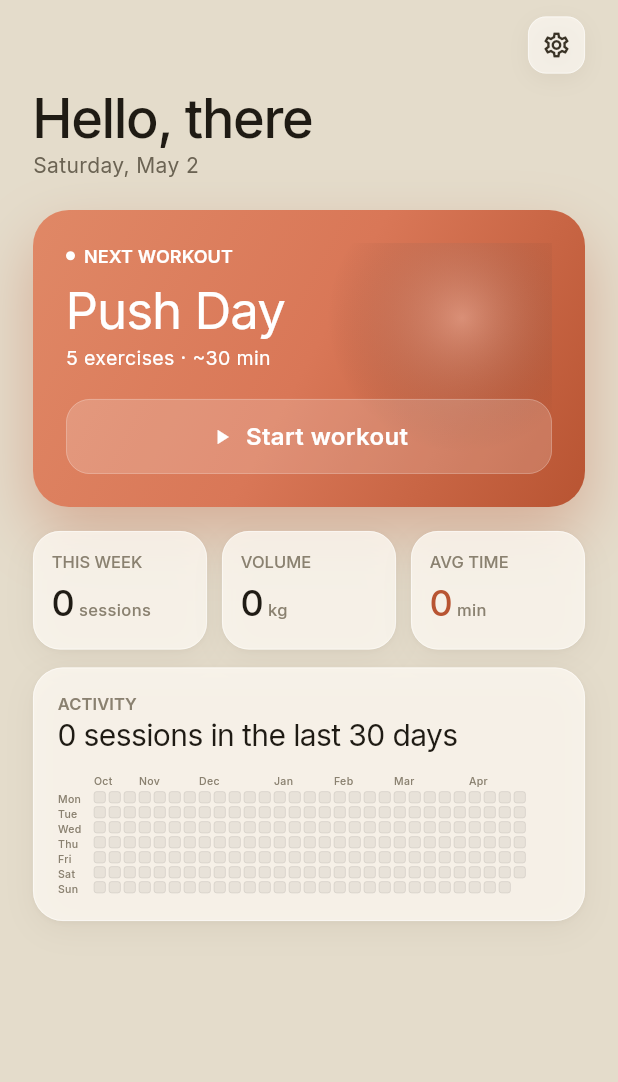
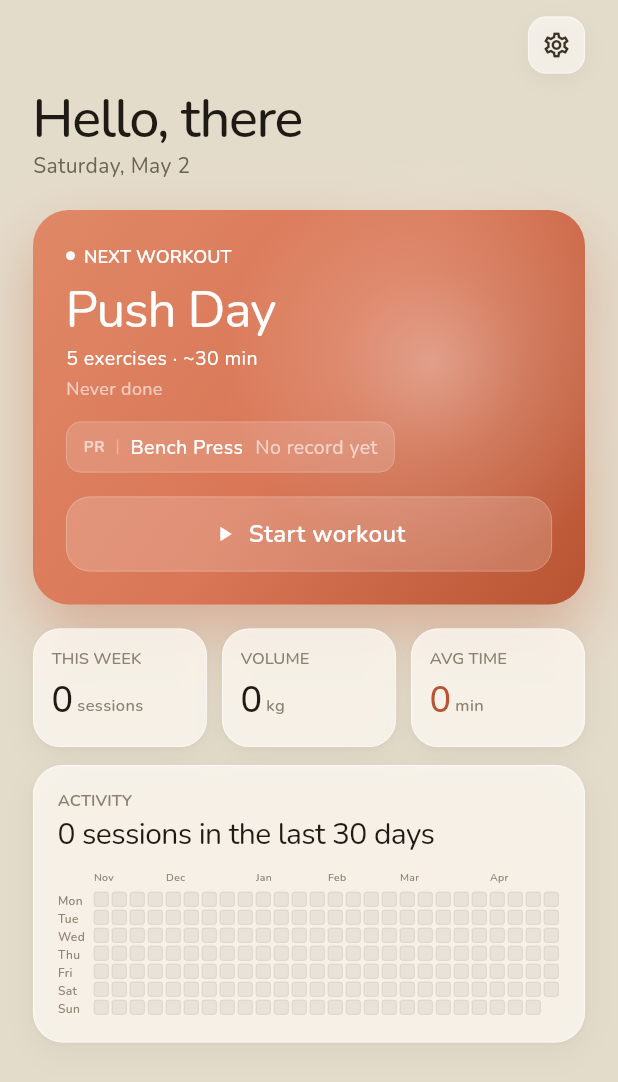
Before and after one commit to CarLos4475/Versatile, a Flutter app: the HomeScreen screen opened directly, on a phone screen of 412 x 824 dp. Shown: the top 1082 px of the screen. Run offline on Flutter 3.47's test engine with Material 3 defaults, Android fonts, the phone set to English and light mode, and no system bars; our stand-ins replace file_picker, flutter_riverpod, google_fonts, share_plus, sqflite; accounts and stored records are empty.

Commit message:
Ajustes esticos, mejora de la card de home view, ya sirve de algo

```diff
--- a/lib/core/theme/app_theme.dart
+++ b/lib/core/theme/app_theme.dart
@@ -16,7 +16,7 @@ class AppTheme {
         surface: AppColors.bgApp,
         onSurface: AppColors.ink900,
       ),
-      textTheme: GoogleFonts.interTextTheme(
+      textTheme: GoogleFonts.nunitoTextTheme(
         base.textTheme,
       ).apply(bodyColor: AppColors.ink900, displayColor: AppColors.ink900),
       appBarTheme: const AppBarTheme(
--- a/lib/features/exercises/screens/exercises_screen.dart
+++ b/lib/features/exercises/screens/exercises_screen.dart
@@ -330,24 +330,7 @@ class _ExerciseRow extends StatelessWidget {
   const _ExerciseRow({required this.exercise});
   final Exercise exercise;
 
-  Color get _muscleColor {
-    return switch (exercise.muscle) {
-      'Chest' => AppColors.accent,
-      'Back' => AppColors.accentDeep,
-      'Shoulders' => const Color(0xFFB48C64),
-      'Core' => const Color(0xFF9B7850),
-      'Biceps' => const Color(0xFFC8825A),
-      'Triceps' => const Color(0xFFB56E40),
-      'Forearms' => const Color(0xFF8A6E54),
-      'Quadriceps' => AppColors.accentSoft,
-      'Hamstrings' => const Color(0xFFCB8A6A),
-      'Glutes' => const Color(0xFFD99060),
-      'Calves' => const Color(0xFFC07A50),
-      _ => AppColors.ink400,
-    };
-  }
-
-  String? get _muscleAsset => switch (exercise.muscle) {
+String? get _muscleAsset => switch (exercise.muscle) {
     'Chest' => 'assets/assets/Torso/pecho/pecho_color_edit_24348292703575.png',
     'Back' => 'assets/assets/Torso/espalda/back_color_edit_24399873717629.png',
     'Shoulders' =>
@@ -380,7 +363,7 @@ class _ExerciseRow extends StatelessWidget {
               width: 38,
               height: 38,
               decoration: BoxDecoration(
-                color: _muscleColor.withOpacity(0.15),
+                color: AppColors.accentTint,
                 borderRadius: BorderRadius.circular(11),
               ),
               child: asset != null
@@ -388,7 +371,7 @@ class _ExerciseRow extends StatelessWidget {
                       padding: const EdgeInsets.all(7),
                       child: Image.asset(asset, fit: BoxFit.contain),
                     )
-                  : Icon(Icons.fitness_center, size: 18, color: _muscleColor),
+                  : Icon(Icons.fitness_center, size: 18, color: AppColors.accentDeep),
             ),
             const SizedBox(width: 12),
             Expanded(
--- a/lib/features/home/screens/home_screen.dart
+++ b/lib/features/home/screens/home_screen.dart
@@ -44,9 +44,16 @@ class HomeScreen extends ConsumerWidget {
       'December',
     ];
 
-    final firstRoutine = state.routines.isNotEmpty
-        ? state.routines.first
-        : null;
+    final nextRoutine = state.nextRoutine;
+    final heroInfo = ref.watch(heroCardInfoProvider).value;
+    final daysAgo = state.nextRoutineDaysAgo;
+    final lastDoneText = daysAgo == null
+        ? 'Never done'
+        : daysAgo == 0
+            ? 'Done today'
+            : daysAgo == 1
+                ? 'Done yesterday'
+                : 'Last done $daysAgo days ago';
 
     return Scaffold(
       backgroundColor: AppColors.bgApp,
@@ -96,12 +103,15 @@ class HomeScreen extends ConsumerWidget {
                 padding: const EdgeInsets.symmetric(horizontal: 22),
                 child: FadeSlideIn(
                   delay: const Duration(milliseconds: 60),
-                  child: firstRoutine != null
+                  child: nextRoutine != null
                       ? _HeroCard(
-                          routineId: firstRoutine.id,
-                          routineName: firstRoutine.name,
-                          exerciseCount: firstRoutine.exercises.length,
-                          estimatedMin: firstRoutine.estimatedMinutes,
+                          routineId: nextRoutine.id,
+                          routineName: nextRoutine.name,
+                          exerciseCount: nextRoutine.exercises.length,
+                          estimatedMin: nextRoutine.estimatedMinutes,
+                          lastDoneText: lastDoneText,
+                          mainExerciseName: heroInfo?.exerciseName,
+                          mainPrKg: heroInfo?.pr,
                         )
                       : _EmptyHeroCard(
                           onCreateRoutine: () => Navigator.of(context).push(
@@ -248,8 +258,8 @@ class _ActivityGrid extends StatelessWidget {
     'Dec',
   ];
   static const _dayLabels = ['Mon', 'Tue', 'Wed', 'Thu', 'Fri', 'Sat', 'Sun'];
-  static const int _numWeeks = 29;
-  static const double _cell = 8;
+  static const int _numWeeks = 26;
+  static const double _cell = 10;
   static const double _gap = 2;
   static const double _slot = _cell + _gap;
 
@@ -261,14 +271,23 @@ class _ActivityGrid extends StatelessWidget {
     final now = DateTime.now();
     final today = DateTime(now.year, now.month, now.day);
     final currentMonday = today.subtract(Duration(days: today.weekday - 1));
-    final gridStart = currentMonday.subtract(
-      Duration(days: 7 * (_numWeeks - 1)),
-    );
 
-    final weeks = List.generate(
-      _numWeeks,
-      (w) => gridStart.add(Duration(days: 7 * w)),
-    );
+    return LayoutBuilder(
+      builder: (context, constraints) {
+        // constraints.maxWidth = screen width minus the outer 22+22 padding.
+        // GlassContainer adds 16+16 inner padding; label col = 22; gap = 2.
+        const overhead = 32.0 + 22.0 + 2.0;
+        final weeksAreaWidth = constraints.maxWidth - overhead;
+        final numWeeks =
+            (weeksAreaWidth / _slot).floor().clamp(4, _numWeeks);
+
+        final gridStart = currentMonday.subtract(
+          Duration(days: 7 * (numWeeks - 1)),
+        );
+        final weeks = List.generate(
+          numWeeks,
+          (w) => gridStart.add(Duration(days: 7 * w)),
+        );
 
     return GlassContainer(
       radius: 20,
@@ -315,7 +334,7 @@ class _ActivityGrid extends StatelessWidget {
                           child: Text(
                             label,
                             style: const TextStyle(
-                              fontSize: 7,
+                              fontSize: 8,
                               color: AppColors.ink400,
                               fontWeight: FontWeight.w500,
                             ),
@@ -396,6 +415,8 @@ class _ActivityGrid extends StatelessWidget {
         ],
       ),
     );
+      },
+    );
   }
 }
 
@@ -405,12 +426,18 @@ class _HeroCard extends StatelessWidget {
     required this.routineName,
     required this.exerciseCount,
     required this.estimatedMin,
+    required this.lastDoneText,
+    this.mainExerciseName,
+    this.mainPrKg,
   });
 
   final String routineId;
   final String routineName;
   final int exerciseCount;
   final int estimatedMin;
+  final String lastDoneText;
+  final String? mainExerciseName;
+  final double? mainPrKg;
 
   @override
   Widget build(BuildContext context) {
@@ -432,17 +459,18 @@ class _HeroCard extends StatelessWidget {
       ),
       padding: const EdgeInsets.all(22),
       child: Stack(
+        clipBehavior: Clip.none,
         children: [
           Positioned(
-            right: -30,
-            top: -40,
+            right: -60,
+            top: -60,
             child: Container(
-              width: 180,
-              height: 180,
+              width: 280,
+              height: 280,
               decoration: const BoxDecoration(
-                shape: BoxShape.circle,
                 gradient: RadialGradient(
-                  colors: [Color(0x40FFFFFF), Colors.transparent],
+                  colors: [Color(0x55FFFFFF), Color(0x22FFFFFF), Color(0x00FFFFFF)],
+                  stops: [0.0, 0.45, 1.0],
                 ),
               ),
             ),
@@ -492,7 +520,20 @@ class _HeroCard extends StatelessWidget {
                   fontWeight: FontWeight.w400,
                 ),
               ),
-              const SizedBox(height: 18),
+              const SizedBox(height: 2),
+              Text(
+                lastDoneText,
+                style: TextStyle(
+                  fontSize: 12,
+                  color: Colors.white.withOpacity(0.6),
+                  fontWeight: FontWeight.w400,
+                ),
+              ),
+              if (mainExerciseName != null) ...[
+                const SizedBox(height: 14),
+                _PrChip(exerciseName: mainExerciseName!, prKg: mainPrKg),
+              ],
+              const SizedBox(height: 16),
               PressableScale(
                 onTap: () => Navigator.of(context).push(
                   MaterialPageRoute(
@@ -527,6 +568,73 @@ class _HeroCard extends StatelessWidget {
                 ),
               ),
             ],
+          ),
+        ],
+      ),
+    );
+  }
+}
+
+class _PrChip extends StatelessWidget {
+  const _PrChip({required this.exerciseName, this.prKg});
+
+  final String exerciseName;
+  final double? prKg;
+
+  @override
+  Widget build(BuildContext context) {
+    final prStr = prKg == null
+        ? null
+        : prKg! % 1 == 0
+            ? '${prKg!.toInt()} kg'
+            : '${prKg!.toStringAsFixed(1)} kg';
+
+    return Container(
+      padding: const EdgeInsets.symmetric(horizontal: 11, vertical: 7),
+      decoration: BoxDecoration(
+        color: Colors.white.withOpacity(0.15),
+        borderRadius: BorderRadius.circular(10),
+        border: Border.all(
+          color: Colors.white.withOpacity(0.25),
+          width: 0.5,
+        ),
+      ),
+      child: Row(
+        mainAxisSize: MainAxisSize.min,
+        children: [
+          Text(
+            'PR',
+            style: TextStyle(
+              fontSize: 10,
+              fontWeight: FontWeight.w700,
+              color: Colors.white.withOpacity(0.6),
+              letterSpacing: 0.5,
+            ),
+          ),
+          Container(
+            width: 1,
+            height: 10,
+            margin: const EdgeInsets.symmetric(horizontal: 8),
+            color: Colors.white.withOpacity(0.3),
+          ),
+          Text(
+            exerciseName,
+            style: const TextStyle(
+              fontSize: 13,
+              fontWeight: FontWeight.w500,
+              color: Colors.white,
+            ),
+          ),
+          const SizedBox(width: 8),
+          Text(
+            prStr ?? 'No record yet',
+            style: TextStyle(
+              fontSize: 13,
+              fontWeight: prStr != null ? FontWeight.w700 : FontWeight.w400,
+              color: prStr != null
+                  ? Colors.white
+                  : Colors.white.withOpacity(0.6),
+            ),
           ),
         ],
       ),
--- a/lib/features/home/view_models/home_view_model.dart
+++ b/lib/features/home/view_models/home_view_model.dart
@@ -25,6 +25,8 @@ class HomeState {
   final int avgTimeMins;
   final String userName;
   final Set<String> workoutDays;
+  final Routine? nextRoutine;
+  final int? nextRoutineDaysAgo; // null = never done
 
   const HomeState({
     required this.sessions,
@@ -34,6 +36,8 @@ class HomeState {
     this.avgTimeMins = 0,
     this.userName = 'there',
     this.workoutDays = const {},
+    this.nextRoutine,
+    this.nextRoutineDaysAgo,
   });
 }
 
@@ -67,6 +71,33 @@ final homeProvider = Provider<HomeState>((ref) {
   final sessionDates = sessions.map((s) => s.date).toSet();
   final allWorkoutDays = {...loggedDays, ...sessionDates};
 
+  // Build last done date per routine from session history (last 30 days)
+  final lastDoneMap = <String, String>{};
+  for (final s in sessions) {
+    final existing = lastDoneMap[s.routineId];
+    if (existing == null || s.date.compareTo(existing) > 0) {
+      lastDoneMap[s.routineId] = s.date;
+    }
+  }
+
+  // Pick the routine done least recently (never-done routines rank highest)
+  Routine? nextRoutine;
+  int? nextRoutineDaysAgo;
+  if (routines.isNotEmpty) {
+    int maxScore = -1;
+    for (final routine in routines) {
+      final lastDate = lastDoneMap[routine.id];
+      final score = lastDate == null
+          ? 999999
+          : today.difference(DateTime.parse('${lastDate}T00:00:00')).inDays;
+      if (score > maxScore) {
+        maxScore = score;
+        nextRoutine = routine;
+        nextRoutineDaysAgo = lastDate == null ? null : score;
+      }
+    }
+  }
+
   return HomeState(
     sessions: sessions,
     routines: routines,
@@ -75,5 +106,39 @@ final homeProvider = Provider<HomeState>((ref) {
     avgTimeMins: avgTimeMins,
     userName: userName,
     workoutDays: allWorkoutDays,
+    nextRoutine: nextRoutine,
+    nextRoutineDaysAgo: nextRoutineDaysAgo,
   );
 });
+
+// Fetches the main exercise name and PR for the hero card's suggested routine.
+final heroCardInfoProvider =
+    FutureProvider<({String? exerciseName, double? pr})>((ref) async {
+  final state = ref.watch(homeProvider);
+  final nextRoutine = state.nextRoutine;
+  if (nextRoutine == null || nextRoutine.exercises.isEmpty) {
+    return (exerciseName: null, pr: null);
+  }
+
+  final firstExercise = nextRoutine.exercises.first;
+  final exercise = await ref
+      .read(exerciseRepositoryProvider)
+      .findById(firstExercise.exerciseId);
+
+  // Compute PR from sessions in memory (covers the last 30 days)
+  double? pr;
+  for (final session in state.sessions) {
+    for (final se in (session.exercises ?? [])) {
+      if (se.exerciseId == firstExercise.exerciseId) {
+        for (final set in se.sets) {
+          if (set.kg > (pr ?? 0)) pr = set.kg;
+          if (set.leftKg != null && set.leftKg! > (pr ?? 0)) {
+            pr = set.leftKg!;
+          }
+        }
+      }
+    }
+  }
+
+  return (exerciseName: exercise?.name, pr: pr);
+});
--- a/lib/shared/widgets/bottom_nav_bar.dart
+++ b/lib/shared/widgets/bottom_nav_bar.dart
@@ -54,7 +54,7 @@ class VersatileBottomNav extends StatelessWidget {
                   padding: const EdgeInsets.symmetric(vertical: 4),
                   decoration: BoxDecoration(
                     color: isActive
-                        ? AppColors.accentTint.withOpacity(0.55)
+                        ? AppColors.accentDeep.withOpacity(0.72)
                         : Colors.transparent,
                     borderRadius: BorderRadius.circular(18),
                   ),
@@ -68,7 +68,7 @@ class VersatileBottomNav extends StatelessWidget {
                         height: 3,
                         decoration: BoxDecoration(
                           color: isActive
-                              ? AppColors.accent
+                              ? AppColors.bone50
                               : Colors.transparent,
                           borderRadius: BorderRadius.circular(2),
                         ),
@@ -82,7 +82,7 @@ class VersatileBottomNav extends StatelessWidget {
                           item.icon,
                           size: 22,
                           color: isActive
-                              ? AppColors.accentDeep
+                              ? AppColors.bone50
                               : AppColors.ink900.withOpacity(0.45),
                         ),
                       ),
@@ -96,7 +96,7 @@ class VersatileBottomNav extends StatelessWidget {
                               ? FontWeight.w600
                               : FontWeight.w500,
                           color: isActive
-                              ? AppColors.accentDeep
+                              ? AppColors.bone50
                               : AppColors.ink900.withOpacity(0.45),
                           letterSpacing: 0.01,
                         ),
```
